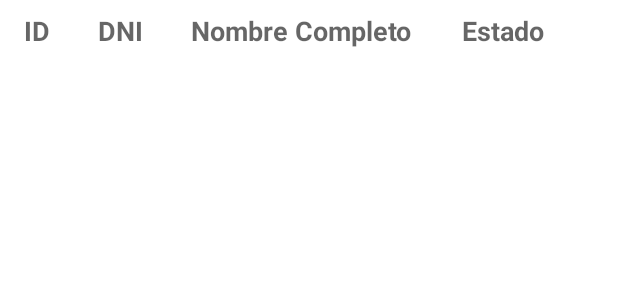
After one commit to tonsam1810/ArrendamientosApp, an Android app: the layout layout_inquilino.xml on its own in the app's theme, with its tools: preview values and no code run, on a phone screen of 412 x 824 dp. The commit adds this screen. Shown: the top 300 px of the screen. Run offline under Robolectric (Android 15) with nearby library versions, the phone set to English and light mode, and no system bars.

Commit message:
avance 09032024
avance 09032024

```diff
--- /dev/null
+++ b/app/src/main/res/layout/layout_inquilino.xml
@@ -0,0 +1,62 @@
+<?xml version="1.0" encoding="utf-8"?>
+<androidx.constraintlayout.widget.ConstraintLayout xmlns:android="http://schemas.android.com/apk/res/android"
+    xmlns:tools="http://schemas.android.com/tools"
+    android:layout_width="match_parent"
+    android:layout_height="match_parent"
+    xmlns:app="http://schemas.android.com/apk/res-auto">
+
+    <TextView
+        android:id="@+id/lblIdInquilino"
+        android:layout_width="wrap_content"
+        android:layout_height="wrap_content"
+        android:layout_marginStart="16dp"
+        android:layout_marginTop="8dp"
+        android:gravity="center"
+        android:hint="@string/lblIdInquilino"
+        android:textSize="18sp"
+        android:textStyle="bold"
+        app:layout_constraintStart_toStartOf="parent"
+        app:layout_constraintTop_toTopOf="parent" />
+
+    <TextView
+        android:id="@+id/lblDniInquilino"
+        android:layout_width="wrap_content"
+        android:layout_height="wrap_content"
+        android:layout_marginStart="32dp"
+        android:layout_marginTop="8dp"
+        android:gravity="center"
+        android:hint="@string/lblDniInquilino"
+        android:textSize="18sp"
+        android:textStyle="bold"
+        app:layout_constraintStart_toEndOf="@+id/lblIdInquilino"
+        app:layout_constraintTop_toTopOf="parent" />
+
+    <TextView
+        android:id="@+id/lblNombresInquilino"
+        android:layout_width="wrap_content"
+        android:layout_height="wrap_content"
+        android:layout_marginStart="32dp"
+        android:layout_marginTop="8dp"
+        android:gravity="center"
+        android:hint="@string/lblNombres"
+        android:textSize="18sp"
+        android:textStyle="bold"
+        app:layout_constraintStart_toEndOf="@+id/lblDniInquilino"
+        app:layout_constraintTop_toTopOf="parent" />
+
+    <TextView
+        android:id="@+id/lblEstadoInquilino"
+        android:layout_width="wrap_content"
+        android:layout_height="wrap_content"
+        android:layout_marginTop="8dp"
+        android:layout_marginEnd="16dp"
+        android:gravity="center"
+        android:hint="@string/lblEstadoInquilino"
+        android:textSize="18sp"
+        android:textStyle="bold"
+        app:layout_constraintEnd_toEndOf="parent"
+        app:layout_constraintStart_toEndOf="@+id/lblNombresInquilino"
+        app:layout_constraintTop_toTopOf="parent" />
+
+
+</androidx.constraintlayout.widget.ConstraintLayout>
--- a/app/src/main/res/values/strings.xml
+++ b/app/src/main/res/values/strings.xml
@@ -1,3 +1,8 @@
 <resources>
     <string name="app_name">ArrendamientosApp</string>
+    <string name="lblTituloListadoInquilinos">Listado de Inquilinos</string>
+    <string name="lblIdInquilino">ID</string>
+    <string name="lblDniInquilino">DNI</string>
+    <string name="lblNombres">Nombre Completo</string>
+    <string name="lblEstadoInquilino">Estado</string>
 </resources>
```
Also changed, not shown: app/build.gradle.kts (+10 -0 lines), app/src/main/AndroidManifest.xml (+6 -2 lines), app/src/main/java/pe/cibertec/dam/arrendamientosapp/Inquilinos/InquilinoActivity.kt (added, +21 -0 lines), app/src/main/java/pe/cibertec/dam/arrendamientosapp/models/Inquilino.kt (added, +14 -0 lines), app/src/main/java/pe/cibertec/dam/arrendamientosapp/proxy/interfaces/InquilinoService.kt (added, +25 -0 lines), app/src/main/res/layout/activity_inquilino.xml (added, +97 -0 lines).
